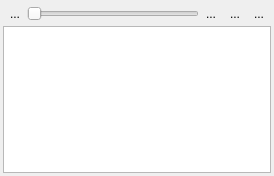
Before: the Qt Designer form src/client/ui/layerbox.ui in drawpile/Drawpile, drawn with Qt 5.
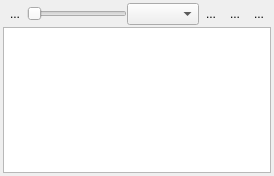
After: the same form once the commit is applied. Icons and pictures are not drawn.

Commit message:
UI for changing layer blending mode
Actual blending not yet implemented

Diff of the .ui file:
```diff
--- a/src/client/ui/layerbox.ui
+++ b/src/client/ui/layerbox.ui
@@ -70,6 +70,9 @@
        </property>
       </widget>
      </item>
+     <item>
+      <widget class="QComboBox" name="blendmode"/>
+     </item>
      <item>
       <widget class="QToolButton" name="lockButton">
        <property name="toolTip">
```
The commit also changes 7 other files.
